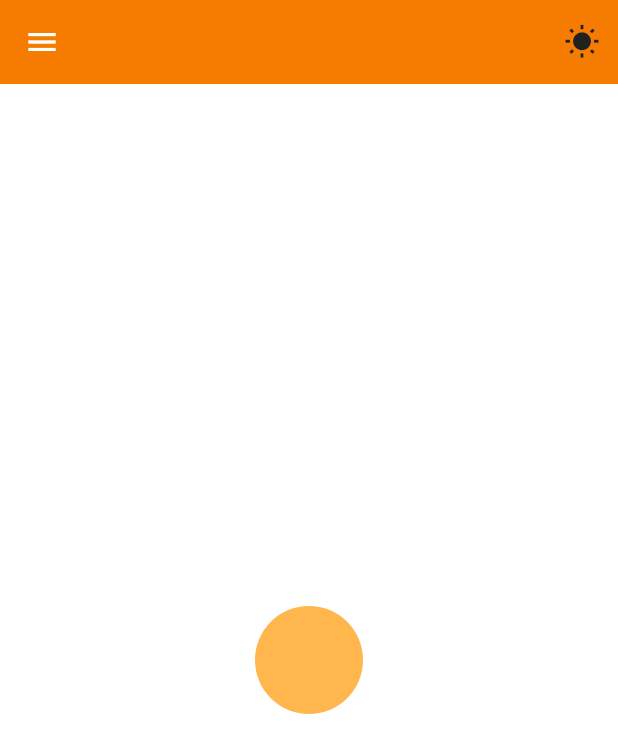
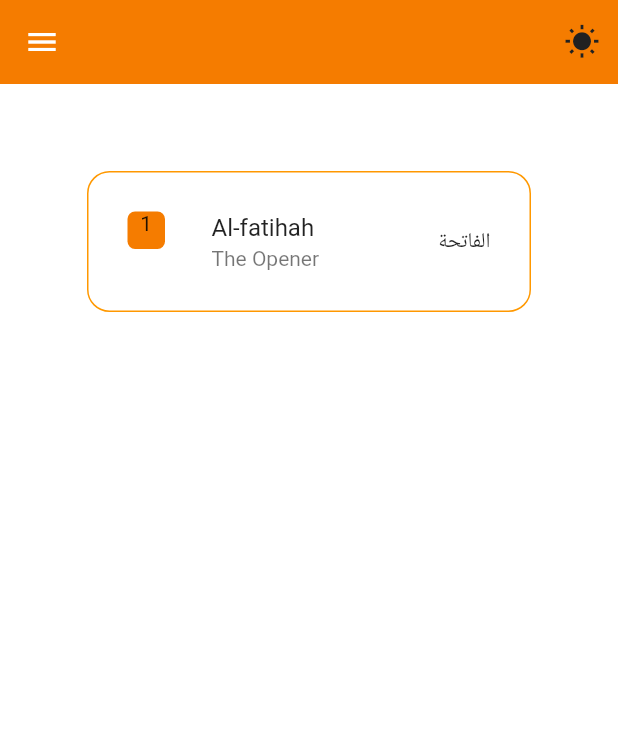
Before and after one commit to adiyazid/quranirab, a Flutter app: the screen it shows once a user with an empty profile is signed in, on a phone screen of 412 x 824 dp. Shown: the top 753 px of the screen. Run offline on Flutter 3.47's test engine with Material 2 defaults, Android fonts, the phone set to English and light mode, and no system bars; our stand-ins replace firebase_auth, firebase_core, google_sign_in, shared_preferences, top_snackbar_flutter; accounts and stored records are empty.

Commit message:
surah ui according to mushaf page using old font

```diff
--- a/lib/views/home.page.dart
+++ b/lib/views/home.page.dart
@@ -1,7 +1,10 @@
+import 'package:flutter/cupertino.dart';
 import 'package:flutter/material.dart';
 import 'package:quranirab/views/nav.draw.dart';
 import 'package:provider/provider.dart';
 import 'package:quranirab/themes/theme_model.dart';
+
+import 'mushaf.page.dart';
 
 class HomePage extends StatefulWidget {
   @override
@@ -34,12 +37,43 @@ class _HomePageState extends State<HomePage> {
                   })
             ],
           ),
-          body: Container(
-            margin: EdgeInsets.all(170),
-            decoration: BoxDecoration(
-              color: Colors.orange[300],
-              shape: BoxShape.circle,
-            ),
+          body: Column(
+            children: [
+              Padding(
+                padding: const EdgeInsets.all(28.0),
+                child: Container(
+                  width: 500,
+                  margin: const EdgeInsets.all(30.0),
+                  padding: const EdgeInsets.all(10.0),
+                  decoration: BoxDecoration(
+                    borderRadius: BorderRadius.circular(15),
+                    border: Border.all(color: Colors.orange),
+                  ),
+                  //             <--- BoxDecoration here
+                  child: GestureDetector(
+                    child: ListTile(
+                      leading: Container(
+                          decoration: BoxDecoration(
+                              color: Colors.orange[700],
+                              borderRadius: BorderRadius.circular(5)),
+                          width: 25,
+                          height: 25,
+                          child: const Text(
+                            '1',
+                            textAlign: TextAlign.center,
+                          )),
+                      title: const Text('Al-fatihah'),
+                      subtitle: const Text('The Opener'),
+                      trailing: const Text('الفاتحة'),
+                    ),
+                    onTap: () => Navigator.push(
+                        context,
+                        MaterialPageRoute(
+                            builder: (context) => const MushafPage())),
+                  ),
+                ),
+              )
+            ],
           ));
     });
   }
```
Also changed, not shown: lib/views/mushaf.page.dart (added, +204 -0 lines), assets/data/page.json (indentation only).
